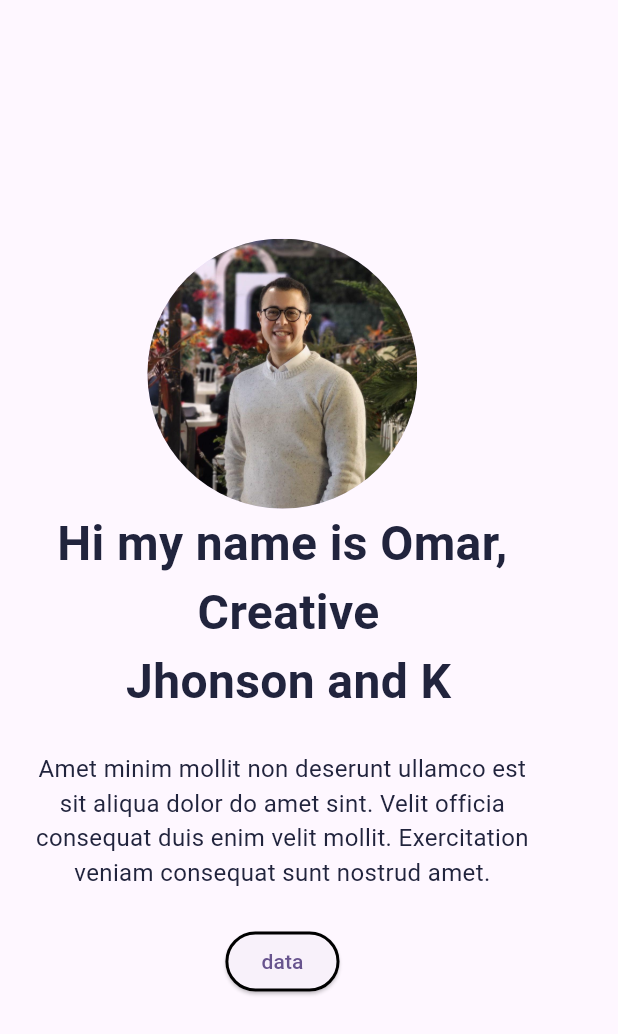
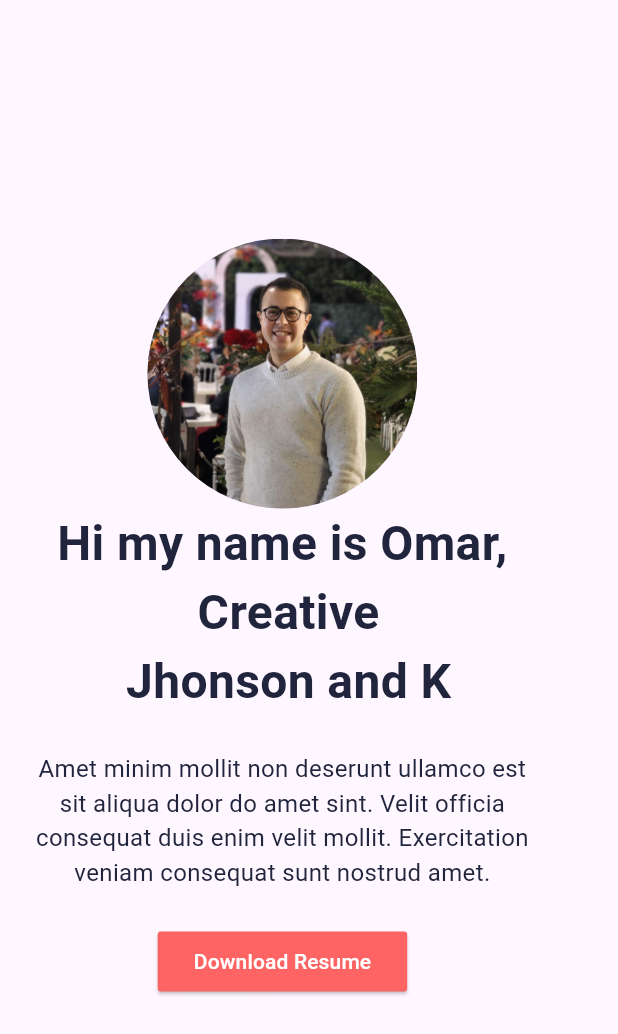
Before and after one commit to Omar-Mosbah/new_portoflio_app, a Flutter app: the screen it shows after launch, on a phone screen of 412 x 824 dp. Shown: the top 1034 px of the screen. Run offline on Flutter 3.47's test engine with Material 3 defaults, Android fonts, the phone set to English and light mode, and no system bars.

Commit message:
2nd  commit

```diff
--- a/lib/main.dart
+++ b/lib/main.dart
@@ -54,9 +54,16 @@ class HomePage extends StatelessWidget {
             ),),
           ),
           ElevatedButton(onPressed: (){},
-          child: Text("data"),
+          child: Text("Download Resume",
+          style: TextStyle(
+            fontWeight: FontWeight.w500),
+            ),
           style: ElevatedButton.styleFrom(
-            side : BorderSide(width: 2)
+            backgroundColor: Color(0xFFFF6464),
+            foregroundColor: Colors.white,
+            shape: RoundedRectangleBorder(
+              borderRadius: BorderRadius.circular(2)
+              )
           ),)
         ],
       ),
```
Also changed, not shown: 1 other file.
